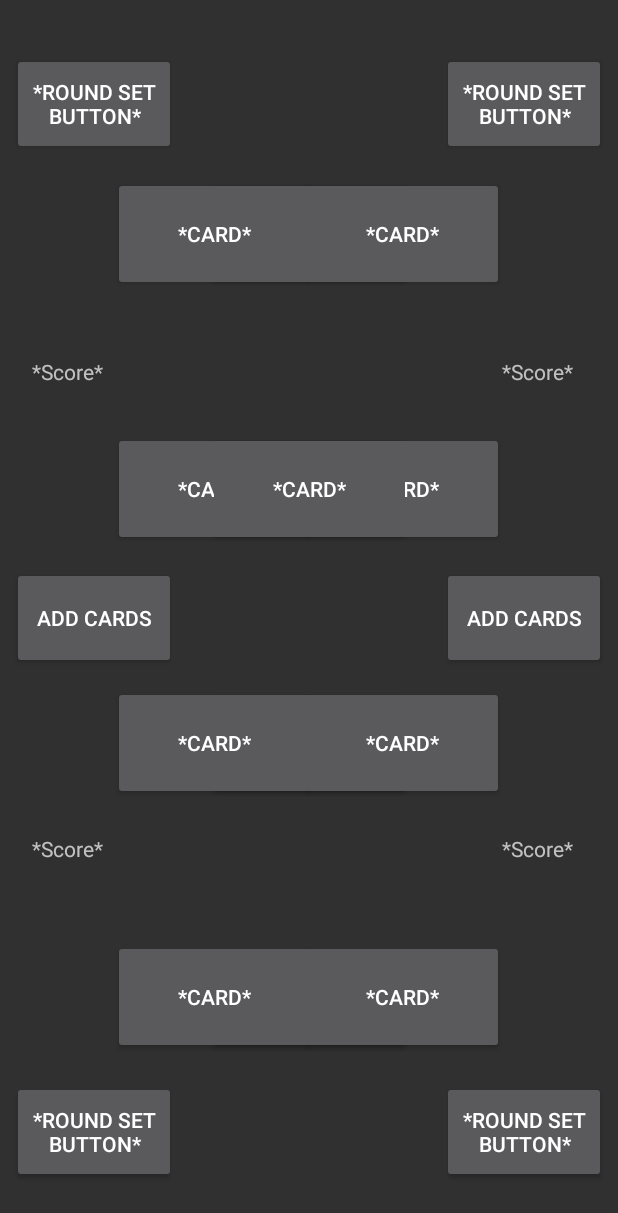
After one commit to OSLL/practice20-set-game, an Android app: the layout set_game_4_players.xml on its own in the app's theme, with its tools: preview values and no code run, on a phone screen of 412 x 824 dp. The commit adds this screen. Shown: the top 1213 px of the screen. Run offline under Robolectric (Android 15) with nearby library versions, the phone set to English and light mode, and no system bars.

Commit message:
Add fields for 2 and 4 players

```diff
--- a/app/src/main/java/com/makentoshe/androidgithubcitemplate/MainActivity.kt
+++ b/app/src/main/java/com/makentoshe/androidgithubcitemplate/MainActivity.kt
@@ -9,6 +9,6 @@ class MainActivity : AppCompatActivity() {
 
     override fun onCreate(savedInstanceState: Bundle?) {
         super.onCreate(savedInstanceState)
-        setContentView(R.layout.player_vs_ai)
+        setContentView(R.layout.set_game_4_players)
     }
 }
--- /dev/null
+++ b/app/src/main/res/layout/set_game_4_players.xml
@@ -0,0 +1,280 @@
+<?xml version="1.0" encoding="utf-8"?>
+<androidx.constraintlayout.widget.ConstraintLayout xmlns:android="http://schemas.android.com/apk/res/android"
+    xmlns:app="http://schemas.android.com/apk/res-auto"
+    xmlns:tools="http://schemas.android.com/tools"
+    android:layout_width="match_parent"
+    android:layout_height="match_parent"
+    android:orientation="vertical"
+    android:screenOrientation="landscape"
+    tools:context="com.makentoshe.androidgithubcitemplate.MainActivity"
+    tools:ignore="LockedOrientationActivity">
+
+
+
+    <Button
+        android:id="@+id/buttonSet_left_up"
+        android:layout_width="109dp"
+        android:layout_height="68dp"
+        android:text="@string/round_set_button"
+        app:layout_constraintBottom_toBottomOf="parent"
+        app:layout_constraintEnd_toEndOf="parent"
+        app:layout_constraintHorizontal_bias="0.026"
+        app:layout_constraintStart_toStartOf="parent"
+        app:layout_constraintTop_toTopOf="parent"
+        app:layout_constraintVertical_bias="0.047" />
+
+    <Button
+        android:id="@+id/buttonSet_left_bottom"
+        android:layout_width="109dp"
+        android:layout_height="68dp"
+        android:text="@string/round_set_button"
+        app:layout_constraintBottom_toBottomOf="parent"
+        app:layout_constraintEnd_toEndOf="parent"
+        app:layout_constraintHorizontal_bias="0.026"
+        app:layout_constraintStart_toStartOf="parent"
+        app:layout_constraintTop_toTopOf="parent"
+        app:layout_constraintVertical_bias="0.953" />
+
+
+
+    <Button
+        android:id="@+id/buttonSet_right_up"
+        android:layout_width="109dp"
+        android:layout_height="68dp"
+        android:text="@string/round_set_button"
+        app:layout_constraintBottom_toBottomOf="parent"
+        app:layout_constraintEnd_toEndOf="parent"
+        app:layout_constraintHorizontal_bias="0.974"
+        app:layout_constraintStart_toStartOf="parent"
+        app:layout_constraintTop_toTopOf="parent"
+        app:layout_constraintVertical_bias="0.047" />
+
+    <Button
+        android:id="@+id/buttonSet_right_down"
+        android:layout_width="109dp"
+        android:layout_height="68dp"
+        android:text="@string/round_set_button"
+        app:layout_constraintBottom_toBottomOf="parent"
+        app:layout_constraintEnd_toEndOf="parent"
+        app:layout_constraintHorizontal_bias="0.974"
+        app:layout_constraintStart_toStartOf="parent"
+        app:layout_constraintTop_toTopOf="parent"
+        app:layout_constraintVertical_bias="0.953" />
+
+
+
+    <Button
+        android:id="@+id/buttonAdd_left"
+        android:layout_width="109dp"
+        android:layout_height="68dp"
+        android:text="@string/add_cards"
+        app:layout_constraintBottom_toBottomOf="parent"
+        app:layout_constraintEnd_toEndOf="parent"
+        app:layout_constraintHorizontal_bias="0.026"
+        app:layout_constraintStart_toStartOf="parent"
+        app:layout_constraintTop_toTopOf="parent"
+        app:layout_constraintVertical_bias="0.500" />
+    <!--TODO Change font size-->
+
+    <Button
+        android:id="@+id/buttonAdd_right"
+        android:layout_width="109dp"
+        android:layout_height="68dp"
+        android:text="@string/add_cards"
+        app:layout_constraintBottom_toBottomOf="parent"
+        app:layout_constraintEnd_toEndOf="parent"
+        app:layout_constraintHorizontal_bias="0.974"
+        app:layout_constraintStart_toStartOf="parent"
+        app:layout_constraintTop_toTopOf="parent"
+        app:layout_constraintVertical_bias="0.500" />
+
+
+    <TextView
+        android:id="@+id/textScore_left_up"
+        android:layout_width="56dp"
+        android:layout_height="30dp"
+        android:text="@string/score"
+        app:layout_constraintBottom_toBottomOf="parent"
+        app:layout_constraintEnd_toEndOf="parent"
+        app:layout_constraintHorizontal_bias="0.060"
+        app:layout_constraintStart_toStartOf="parent"
+        app:layout_constraintTop_toTopOf="parent"
+        app:layout_constraintVertical_bias="0.300" />
+
+    <TextView
+        android:id="@+id/textScore_left_down"
+        android:layout_width="56dp"
+        android:layout_height="30dp"
+        android:text="@string/score"
+        app:layout_constraintBottom_toBottomOf="parent"
+        app:layout_constraintEnd_toEndOf="parent"
+        app:layout_constraintHorizontal_bias="0.060"
+        app:layout_constraintStart_toStartOf="parent"
+        app:layout_constraintTop_toTopOf="parent"
+        app:layout_constraintVertical_bias="0.700" />
+
+    <TextView
+        android:id="@+id/textScore_right_up"
+        android:layout_width="56dp"
+        android:layout_height="30dp"
+        android:text="@string/score"
+        app:layout_constraintBottom_toBottomOf="parent"
+        app:layout_constraintEnd_toEndOf="parent"
+        app:layout_constraintHorizontal_bias="0.940"
+        app:layout_constraintStart_toStartOf="parent"
+        app:layout_constraintTop_toTopOf="parent"
+        app:layout_constraintVertical_bias="0.300" />
+
+    <TextView
+        android:id="@+id/textScore_right_down"
+        android:layout_width="56dp"
+        android:layout_height="30dp"
+        android:text="@string/score"
+        app:layout_constraintBottom_toBottomOf="parent"
+        app:layout_constraintEnd_toEndOf="parent"
+        app:layout_constraintHorizontal_bias="0.940"
+        app:layout_constraintStart_toStartOf="parent"
+        app:layout_constraintTop_toTopOf="parent"
+        app:layout_constraintVertical_bias="0.700" />
+
+    <Button
+        android:id="@+id/buttonCar11"
+        android:layout_width="135dp"
+        android:layout_height="76dp"
+        android:text="@string/card"
+        app:layout_constraintBottom_toBottomOf="parent"
+        app:layout_constraintEnd_toEndOf="parent"
+        app:layout_constraintStart_toStartOf="parent"
+        app:layout_constraintTop_toTopOf="parent"
+        app:layout_constraintVertical_bias="0.611" />
+
+    <Button
+        android:id="@+id/buttonCard2"
+        android:layout_width="135dp"
+        android:layout_height="76dp"
+        android:text="@string/card"
+        app:layout_constraintBottom_toBottomOf="parent"
+        app:layout_constraintEnd_toEndOf="parent"
+        app:layout_constraintStart_toStartOf="parent"
+        app:layout_constraintTop_toTopOf="parent"
+        app:layout_constraintVertical_bias="0.158" />
+
+    <Button
+        android:id="@+id/buttonCard3"
+        android:layout_width="135dp"
+        android:layout_height="76dp"
+        android:text="@string/card"
+        app:layout_constraintBottom_toBottomOf="parent"
+        app:layout_constraintEnd_toEndOf="parent"
+        app:layout_constraintHorizontal_bias="0.726"
+        app:layout_constraintStart_toStartOf="parent"
+        app:layout_constraintTop_toTopOf="parent"
+        app:layout_constraintVertical_bias="0.158" />
+
+    <Button
+        android:id="@+id/buttonCard8"
+        android:layout_width="135dp"
+        android:layout_height="76dp"
+        android:text="@string/card"
+        app:layout_constraintBottom_toBottomOf="parent"
+        app:layout_constraintEnd_toEndOf="parent"
+        app:layout_constraintStart_toStartOf="parent"
+        app:layout_constraintTop_toTopOf="parent"
+        app:layout_constraintVertical_bias="0.838" />
+
+    <Button
+        android:id="@+id/buttonCard1"
+        android:layout_width="135dp"
+        android:layout_height="76dp"
+        android:text="@string/card"
+        app:layout_constraintBottom_toBottomOf="parent"
+        app:layout_constraintEnd_toEndOf="parent"
+        app:layout_constraintHorizontal_bias="0.273"
+        app:layout_constraintStart_toStartOf="parent"
+        app:layout_constraintTop_toTopOf="parent"
+        app:layout_constraintVertical_bias="0.158" />
+
+    <Button
+        android:id="@+id/buttonCard4"
+        android:layout_width="135dp"
+        android:layout_height="76dp"
+        android:text="@string/card"
+        app:layout_constraintBottom_toBottomOf="parent"
+        app:layout_constraintEnd_toEndOf="parent"
+        app:layout_constraintHorizontal_bias="0.273"
+        app:layout_constraintStart_toStartOf="parent"
+        app:layout_constraintTop_toTopOf="parent"
+        app:layout_constraintVertical_bias="0.385" />
+
+    <Button
+        android:id="@+id/buttonCard6"
+        android:layout_width="135dp"
+        android:layout_height="76dp"
+        android:text="@string/card"
+        app:layout_constraintBottom_toBottomOf="parent"
+        app:layout_constraintEnd_toEndOf="parent"
+        app:layout_constraintHorizontal_bias="0.726"
+        app:layout_constraintStart_toStartOf="parent"
+        app:layout_constraintTop_toTopOf="parent"
+        app:layout_constraintVertical_bias="0.385" />
+
+    <Button
+        android:id="@+id/buttonCard5"
+        android:layout_width="135dp"
+        android:layout_height="76dp"
+        android:text="@string/card"
+        app:layout_constraintBottom_toBottomOf="parent"
+        app:layout_constraintEnd_toEndOf="parent"
+        app:layout_constraintStart_toStartOf="parent"
+        app:layout_constraintTop_toTopOf="parent"
+        app:layout_constraintVertical_bias="0.385" />
+
+    <Button
+        android:id="@+id/buttonCard9"
+        android:layout_width="135dp"
+        android:layout_height="76dp"
+        android:text="@string/card"
+        app:layout_constraintBottom_toBottomOf="parent"
+        app:layout_constraintEnd_toEndOf="parent"
+        app:layout_constraintHorizontal_bias="0.726"
+        app:layout_constraintStart_toStartOf="parent"
+        app:layout_constraintTop_toTopOf="parent"
+        app:layout_constraintVertical_bias="0.838" />
+
+    <Button
+        android:id="@+id/buttonCard7"
+        android:layout_width="135dp"
+        android:layout_height="76dp"
+        android:text="@string/card"
+        app:layout_constraintBottom_toBottomOf="parent"
+        app:layout_constraintEnd_toEndOf="parent"
+        app:layout_constraintHorizontal_bias="0.273"
+        app:layout_constraintStart_toStartOf="parent"
+        app:layout_constraintTop_toTopOf="parent"
+        app:layout_constraintVertical_bias="0.838" />
+
+    <Button
+        android:id="@+id/buttonCard10"
+        android:layout_width="135dp"
+        android:layout_height="76dp"
+        android:text="@string/card"
+        app:layout_constraintBottom_toBottomOf="parent"
+        app:layout_constraintEnd_toEndOf="parent"
+        app:layout_constraintHorizontal_bias="0.273"
+        app:layout_constraintStart_toStartOf="parent"
+        app:layout_constraintTop_toTopOf="parent"
+        app:layout_constraintVertical_bias="0.611" />
+
+    <Button
+        android:id="@+id/buttonCard12"
+        android:layout_width="135dp"
+        android:layout_height="76dp"
+        android:text="@string/card"
+        app:layout_constraintBottom_toBottomOf="parent"
+        app:layout_constraintEnd_toEndOf="parent"
+        app:layout_constraintHorizontal_bias="0.726"
+        app:layout_constraintStart_toStartOf="parent"
+        app:layout_constraintTop_toTopOf="parent"
+        app:layout_constraintVertical_bias="0.611" />
+
+</androidx.constraintlayout.widget.ConstraintLayout>
```
Also changed, not shown: app/src/main/res/layout/set_game_2_players.xml (added, +230 -0 lines).
